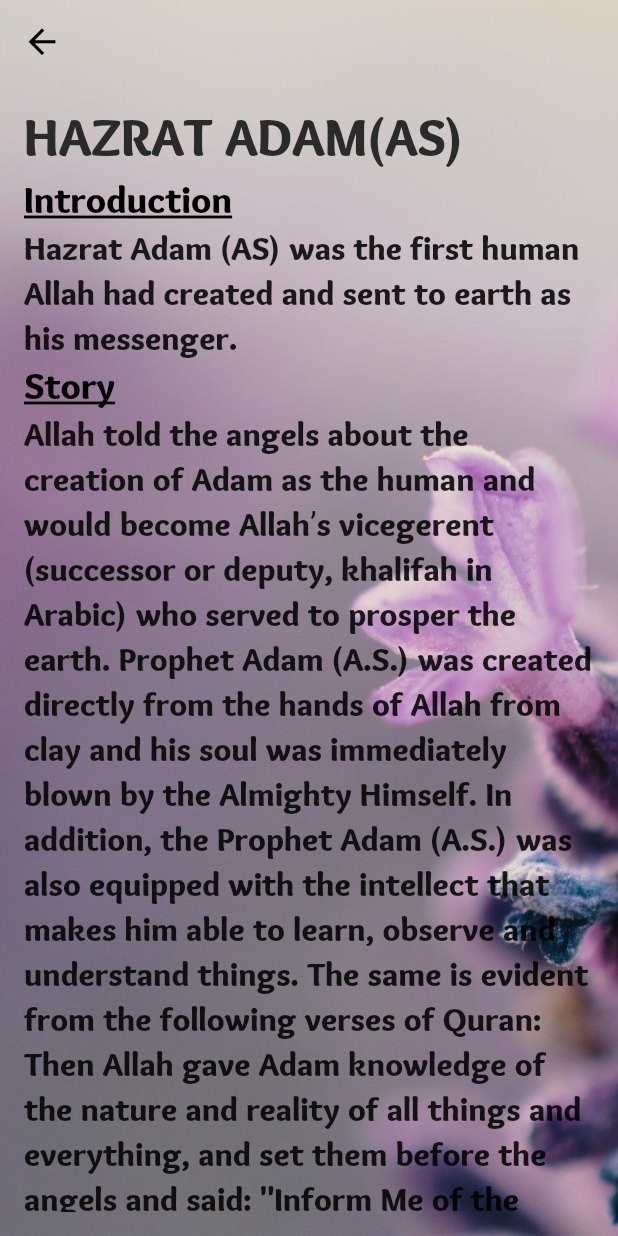
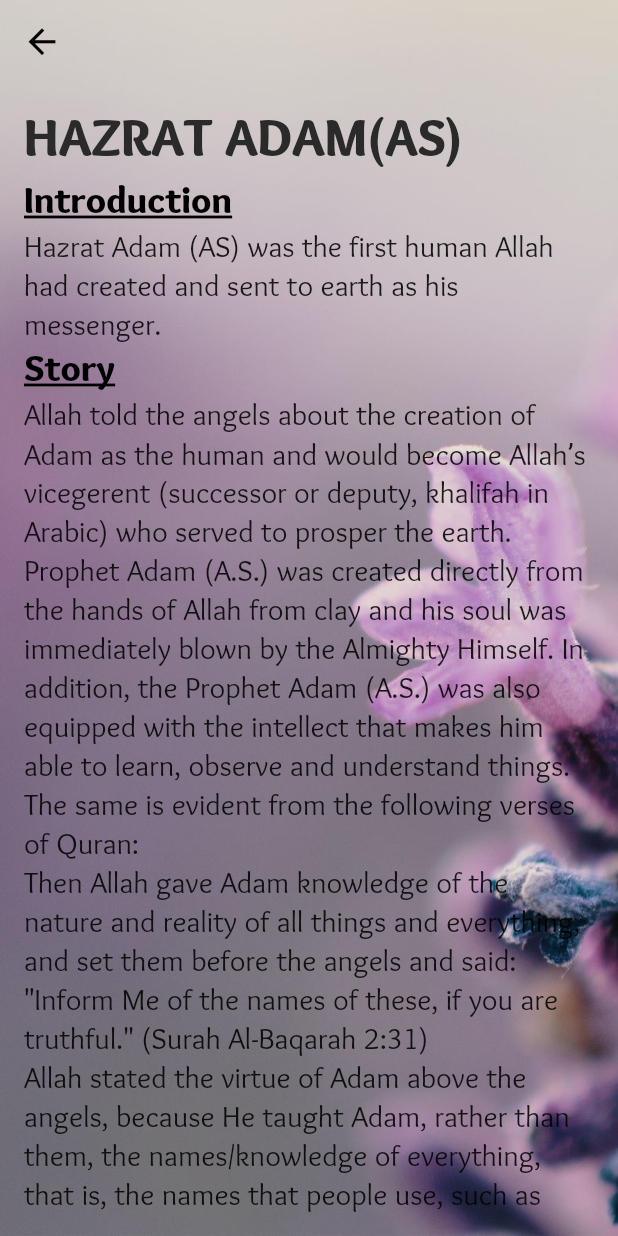
Before and after one commit to HusnaJaved241/REHNUMA, a Flutter app: the newStory screen opened directly with empty values, on a phone screen of 412 x 824 dp. Run offline on Flutter 3.47's test engine with Material 2 defaults, Android fonts, the light colour scheme and no system bars; our stand-ins replace calendar_timeline, cloud_firestore, curved_navigation_bar, firebase_auth, firebase_core, firebase_database and 11 more; missing offline and left inert: feedback, flutter_cached_pdfview, flutter_email_sender, fluttermoji, listview_utils; accounts and stored records are empty.

Commit message:
minor changes

```diff
--- a/lib/constants.dart
+++ b/lib/constants.dart
@@ -20,6 +20,17 @@
   // fontWeight: FontWeight.bold,
   fontFamily: 'SularBlack',
   fontSize: 20.0,
+);
+final kNormalTextStyle = TextStyle(
+  fontSize: 20.0,
+  fontFamily: 'SukarBlackRegular',
+  color: Colors.black87,
+);
+final kNormalBoldWhiteTextStyle = TextStyle(
+  fontSize: 20.0,
+  fontFamily: 'SukarBlackRegular',
+  fontWeight: FontWeight.w500,
+  color: Colors.white,
 );
 final kWhiteTextStyle = TextStyle(
   fontSize: 20.0,
--- a/lib/home_screen_widgets/drawer.dart
+++ b/lib/home_screen_widgets/drawer.dart
@@ -46,6 +46,7 @@
       backgroundColor: Color(0xffBE7FB0),
       child: Container(
         child: Column(
+          mainAxisAlignment: MainAxisAlignment.spaceBetween,
           crossAxisAlignment: CrossAxisAlignment.start,
           children: [
             DrawerHeader(
--- a/lib/models/qassas.dart
+++ b/lib/models/qassas.dart
@@ -20,7 +20,7 @@
         "Then Adam received from his Lord [some] words, and Allah accepted his repentance. Indeed, it is Allah who is the accepting of repentance, the Merciful. (Surah Al-Baqarah 2:37).\nAnd Allah said, \"O Adam, both you and your spouse live in the Paradise, eat freely to your fill wherever you like, but approach not this tree or you will become transgressors/wrongdoers.\" (Surah Al-Baqarah 2:35).",
   ),
   Qassas(
-    name: "HHAZRAT AYUB(AS)",
+    name: "HAZRAT AYUB(AS)",
     introduction:
         "Prophet Ayyub (Job) was a descendant of Prophet Ibrahim. Ayyub\'s mother was the daughter of Prophet Lut and his wife was a direct descendant of Prophet Yusuf. Ayyub lived in Rome with his dear wife Rahma and fourteen children.",
     story:
--- a/lib/navigation screens/home.dart
+++ b/lib/navigation screens/home.dart
@@ -37,6 +37,7 @@
         FocusManager.instance.primaryFocus!.unfocus();
       },
       child: Scaffold(
+        resizeToAvoidBottomInset: false,
         backgroundColor: appColor,
         appBar: AppBar(
           leading: GestureDetector(
--- a/lib/navigation screens/new_story.dart
+++ b/lib/navigation screens/new_story.dart
@@ -57,13 +57,7 @@
                       // fontFamily: 'SukarBlack',
                       fontWeight: FontWeight.bold),
                 ),
-                Text(
-                  qassas[index].introduction,
-                  style: TextStyle(
-                    fontSize: 22.0,
-                    color: Colors.black87,
-                  ),
-                ),
+                Text(qassas[index].introduction, style: kNormalTextStyle),
                 Text(
                   'Story',
                   style: TextStyle(
@@ -74,7 +68,7 @@
                 ),
                 Text(
                   qassas[index].story,
-                  style: TextStyle(fontSize: 22.0, color: Colors.black87),
+                  style: kNormalTextStyle,
                 ),
                 Text(
                   'Mentioned in Quran',
@@ -87,10 +81,7 @@
                 ),
                 Text(
                   qassas[index].hawala,
-                  style: TextStyle(
-                    fontSize: 22.0,
-                    color: Colors.black87,
-                  ),
+                  style: kNormalTextStyle,
                 ),
               ],
             ),
--- a/lib/navigation screens/zikar_screen.dart
+++ b/lib/navigation screens/zikar_screen.dart
@@ -19,6 +19,7 @@
     return GestureDetector(
       onTap: () => FocusManager.instance.primaryFocus!.unfocus(),
       child: Scaffold(
+        resizeToAvoidBottomInset: false,
         extendBodyBehindAppBar: true,
         appBar: AppBar(
           actions: [
--- a/lib/screens/home_screen.dart
+++ b/lib/screens/home_screen.dart
@@ -29,6 +29,7 @@
       // extendBody: true,
       drawer: BuildDrawer(),
       backgroundColor: appColor,
+      resizeToAvoidBottomInset: false,
       body: _tabItems[_page],
       bottomNavigationBar: CurvedNavigationBar(
 
```
Also changed, not shown: lib/home_screen_widgets/home_page_body.dart (+79 -13 lines), lib/home_screen_widgets/search_bar.dart (+6 -2 lines), lib/navigation screens/qassas_screen.dart (+45 -3 lines), assets/images/emojis/angry.png.
